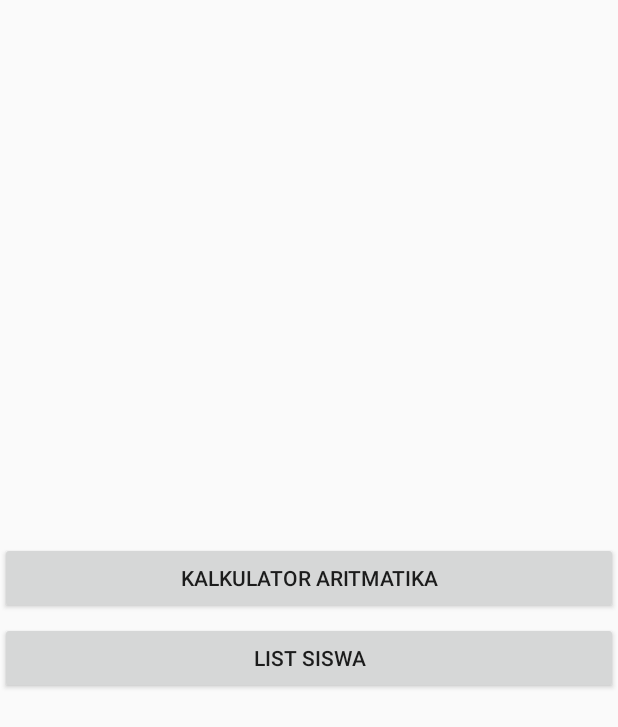
After one commit to SRP02/BelajarAndroid10PPLG1, an Android app: the SesudahLogin screen opened directly, with no data from a screen before it, on a phone screen of 412 x 824 dp. The commit adds this screen. Shown: the top 727 px of the screen. Run offline under Robolectric (Android 15) with nearby library versions, the phone set to English and light mode, and no system bars.

```diff
--- a/app/src/main/AndroidManifest.xml
+++ b/app/src/main/AndroidManifest.xml
@@ -12,6 +12,9 @@
         android:supportsRtl="true"
         android:theme="@style/Theme.BelajarAndroid10PPLG1"
         tools:targetApi="31">
+        <activity
+            android:name=".SesudahLogin"
+            android:exported="false" />
         <activity
             android:name=".ListSiswa10PPLG1"
             android:exported="false" />
--- a/app/src/main/java/com/example/belajarandroid10pplg1/MainActivity.java
+++ b/app/src/main/java/com/example/belajarandroid10pplg1/MainActivity.java
@@ -27,8 +27,6 @@ public class MainActivity extends AppCompatActivity {
 
         txtPassword = findViewById(R.id.txtPassword);
         txtUsername = findViewById(R.id.txtUsername);
-//        txtConfirm = findViewById(R.id.txtConfirm);
-//        txtEmail = findViewById(R.id.txtEmail);
         btnLogin = findViewById(R.id.btnLogin);
         btnLogin.setOnClickListener(new View.OnClickListener() {
             @Override
@@ -36,7 +34,7 @@ public class MainActivity extends AppCompatActivity {
                 if (txtUsername.getText().toString().equals("Satria") && txtPassword.getText().toString().equals("69420")){
                     Toast.makeText(MainActivity.this, "Sign Up Berhasil", Toast.LENGTH_LONG).show();
                     Toast.makeText(MainActivity.this, "Halo " + txtUsername.getText().toString(), Toast.LENGTH_LONG).show();
-                    Intent intent = new Intent(MainActivity.this, CalculatorAritmatika.class);
+                    Intent intent = new Intent(MainActivity.this, SesudahLogin.class);
                     startActivity(intent);
                 }
                 else {
--- /dev/null
+++ b/app/src/main/java/com/example/belajarandroid10pplg1/SesudahLogin.java
@@ -0,0 +1,35 @@
+package com.example.belajarandroid10pplg1;
+
+import androidx.appcompat.app.AppCompatActivity;
+
+import android.content.Intent;
+import android.os.Bundle;
+import android.view.View;
+import android.widget.Button;
+
+public class SesudahLogin extends AppCompatActivity {
+
+    Button Kalkulator,List;
+    @Override
+    protected void onCreate(Bundle savedInstanceState) {
+        super.onCreate(savedInstanceState);
+        setContentView(R.layout.activity_sesudah_login);
+        Kalkulator = findViewById(R.id.Kalkulator);
+        List = findViewById(R.id.ListSiswa);
+        Kalkulator.setOnClickListener(new View.OnClickListener() {
+            @Override
+            public void onClick(View view) {
+                Intent intent = new Intent(SesudahLogin.this, CalculatorAritmatika.class);
+                startActivity(intent);
+            }
+        });
+
+        List.setOnClickListener(new View.OnClickListener() {
+            @Override
+            public void onClick(View view) {
+                Intent intent = new Intent(SesudahLogin.this, ListSiswa10PPLG1.class);
+                startActivity(intent);
+            }
+        });
+    }
+}
--- a/app/src/main/res/layout/activity_list_siswa10_pplg1.xml
+++ b/app/src/main/res/layout/activity_list_siswa10_pplg1.xml
@@ -10,5 +10,6 @@
     <androidx.recyclerview.widget.RecyclerView
         android:id="@+id/RVListSiswa10PPLG1"
         android:layout_width="match_parent"
-        android:layout_height="match_parent" />
+        android:layout_height="match_parent"
+        android:textSize="20sp"/>
 </LinearLayout>
--- /dev/null
+++ b/app/src/main/res/layout/activity_sesudah_login.xml
@@ -0,0 +1,26 @@
+<?xml version="1.0" encoding="utf-8"?>
+<LinearLayout xmlns:android="http://schemas.android.com/apk/res/android"
+    xmlns:app="http://schemas.android.com/apk/res-auto"
+    xmlns:tools="http://schemas.android.com/tools"
+    android:layout_width="match_parent"
+    android:layout_height="match_parent"
+    tools:context=".SesudahLogin"
+    android:gravity="center"
+    android:orientation="vertical">
+
+
+
+        <Button
+            android:id="@+id/Kalkulator"
+            android:layout_width="match_parent"
+            android:layout_height="wrap_content"
+            android:text="Kalkulator Aritmatika"/>
+        <Button
+            android:id="@+id/ListSiswa"
+            android:layout_width="match_parent"
+            android:layout_height="wrap_content"
+            android:text="List Siswa"
+            android:layout_marginTop="5dp"/>
+
+
+</LinearLayout>
```
Also changed, not shown: app/src/main/java/com/example/belajarandroid10pplg1/AdapterSiswa10PPLG1.java (added, +76 -0 lines), app/src/main/java/com/example/belajarandroid10pplg1/ListSiswa10PPLG1.java (+40 -3 lines), app/src/main/res/layout/item_view.xml (added, +15 -0 lines).
